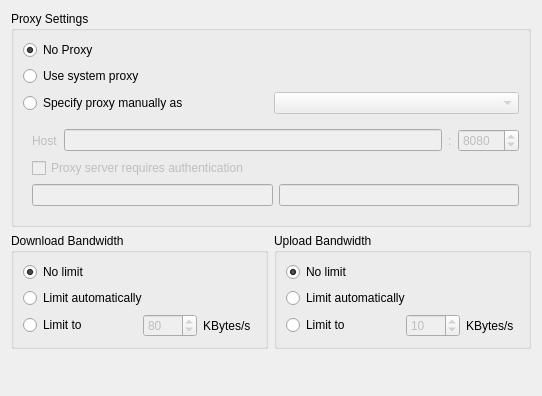
Above: src/gui/networksettings.ui from nextcloud/desktop before the change. Below: the same form after it.
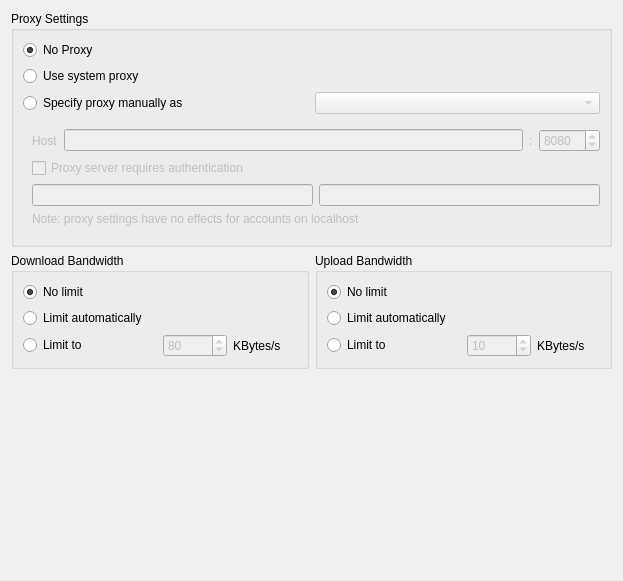
That is the form after the change.

Commit message:
Network Settings: Show a warning that proxy settings do not apply to localhost
Only show this if at least one account is detected to have an url that looks
like localhost, because this could otherwise be confusing

Issue #7169

What changed in the file:
```diff
--- a/src/gui/networksettings.ui
+++ b/src/gui/networksettings.ui
@@ -6,8 +6,8 @@
    <rect>
     <x>0</x>
     <y>0</y>
-    <width>542</width>
-    <height>396</height>
+    <width>623</width>
+    <height>581</height>
    </rect>
   </property>
   <property name="windowTitle">
@@ -170,6 +170,13 @@
            </layout>
           </widget>
          </item>
+         <item>
+          <widget class="QLabel" name="labelLocalhost">
+           <property name="text">
+            <string>Note: proxy settings have no effects for accounts on localhost</string>
+           </property>
+          </widget>
+         </item>
         </layout>
        </widget>
       </item>
```
Left out of the diff: 14 changed lines with no effect on the pictures. The commit also changes 2 other files.
